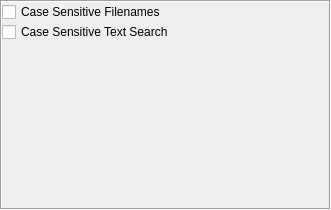
First picture: the form in options.ui, repository braimp/textseeker, before the edit.
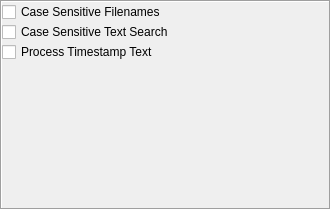
Second picture: the form after the edit.

Commit message: Timestamp lines

Diff of the .ui file:
```diff
--- a/options.ui
+++ b/options.ui
@@ -82,6 +82,13 @@
         </property>
        </widget>
       </item>
+      <item>
+       <widget class="QCheckBox" name="checkTimestamp">
+        <property name="text">
+         <string>Process Timestamp Text</string>
+        </property>
+       </widget>
+      </item>
       <item>
        <spacer name="verticalSpacer">
         <property name="orientation">
```
The commit also changes 7 other files.
